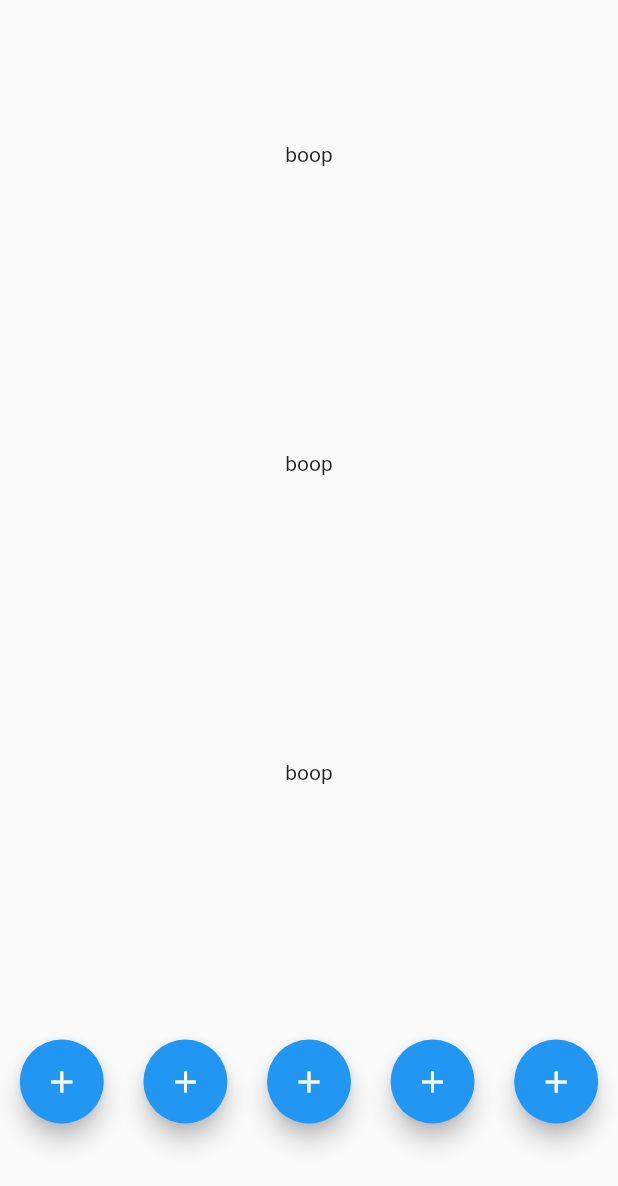
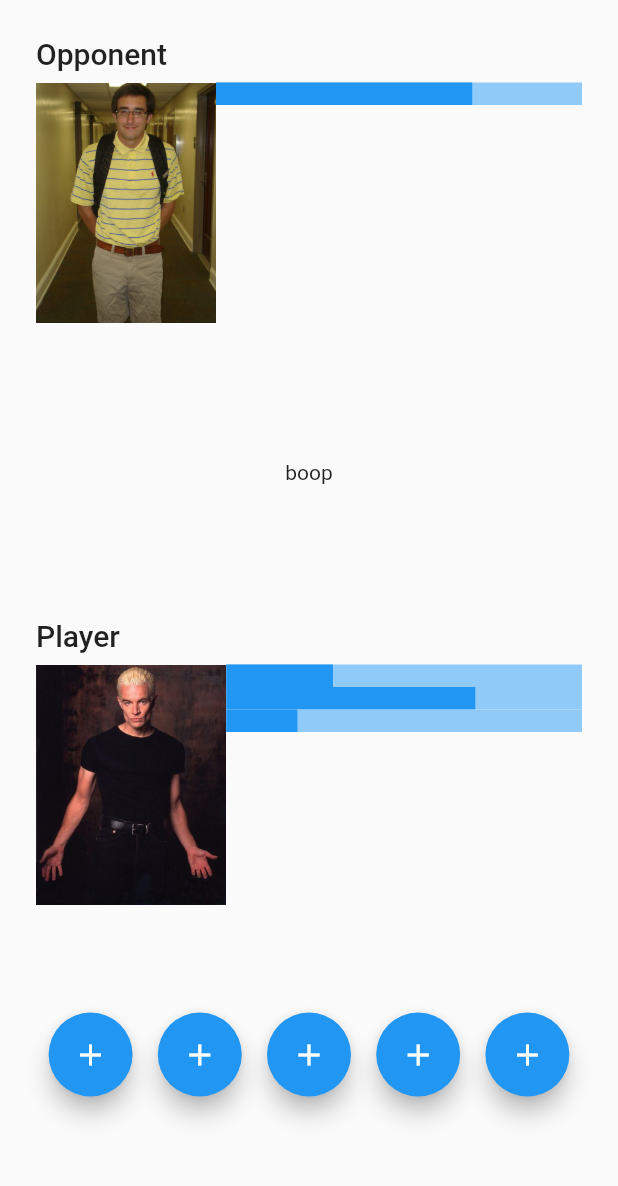
Before and after one commit to ChetnyKadet/simulation-app, a Flutter app: the screen it shows after launch, on a phone screen of 412 x 824 dp. Shown: the top 1186 px of the screen. Run offline on Flutter 3.47's test engine with Material 2 defaults, Android fonts, the phone set to English and light mode, and no system bars.

Commit message:
yay a game

```diff
--- a/lib/main.dart
+++ b/lib/main.dart
@@ -1,3 +1,5 @@
+import 'dart:ui';
+
 import 'package:flutter/material.dart';
 import 'package:flutter/rendering.dart';
 
@@ -30,13 +32,31 @@ class MyHomePage extends StatelessWidget {
   Widget build(BuildContext context) {
     //
 
-    return Scaffold(
-      body: Column(
+    return SafeArea(
+      child: Scaffold(
+        body: Padding(
+          padding: const EdgeInsets.all(24.0),
+          child: Column(
             crossAxisAlignment: CrossAxisAlignment.center,
             children: [
+              Expanded(
+                  child: Align(
+                child: PlayerWidget(
+                  title: 'Opponent',
+                  imageAsset: 'assets/nerd.jpeg',
+                  bars: OpponentBars(healthPoints: 0.7,),
+                ),
+                alignment: Alignment.centerLeft,
+              )),
               Expanded(child: Center(child: Text('boop'))),
-          Expanded(child: Center(child: Text('boop'))),
-          Expanded(child: Center(child: Text('boop'))),
+              Expanded(
+                  child: Align(
+                child: PlayerWidget(
+                    title: 'Player',
+                    imageAsset: 'assets/vampire.jpeg',
+                    bars: PlayerBars(healthPoints: 0.3,manaPoints: 0.7,energyPoints: 0.2,)),
+                alignment: Alignment.centerLeft,
+              )),
               Expanded(
                 child: Center(
                   child: Row(
@@ -64,14 +84,16 @@ class MyHomePage extends StatelessWidget {
                             child: Icon(Icons.add),
                           ),
                         ),
-                  ),Expanded(
+                      ),
+                      Expanded(
                         child: Center(
                           child: FloatingActionButton(
                             onPressed: () {},
                             child: Icon(Icons.add),
                           ),
                         ),
-                  ),Expanded(
+                      ),
+                      Expanded(
                         child: Center(
                           child: FloatingActionButton(
                             onPressed: () {},
@@ -85,6 +107,103 @@ class MyHomePage extends StatelessWidget {
               ),
             ],
           ),
+        ),
+      ),
     );
   }
 }
+
+class PlayerWidget extends StatelessWidget {
+  final String title;
+  final String imageAsset;
+  final Widget bars;
+
+  const PlayerWidget(
+      {Key? key,
+      required this.title,
+      required this.imageAsset,
+      required this.bars})
+      : super(key: key);
+  @override
+  Widget build(BuildContext context) {
+    return Column(
+      crossAxisAlignment: CrossAxisAlignment.start,
+      children: [
+        Padding(
+          padding: const EdgeInsets.only(bottom: 8),
+          child: Text(
+            title,
+            style: Theme.of(context).textTheme.headline6,
+          ),
+        ),
+        Row(
+          crossAxisAlignment: CrossAxisAlignment.start,
+          children: [
+            Image.asset(
+              imageAsset,
+              height: 160,
+            ),
+            bars
+          ],
+        ),
+      ],
+    );
+  }
+}
+
+class PlayerBars extends StatelessWidget {
+    final double healthPoints;
+  final double manaPoints;
+  final double energyPoints;
+  const PlayerBars(
+      {Key? key,
+      required this.healthPoints,
+      required this.manaPoints,
+      required this.energyPoints})
+      : super(key: key);
+  @override
+  Widget build(BuildContext context) {
+    return Expanded(
+      child: Column(
+        children: [
+          LinearProgressIndicator(
+            value: healthPoints,
+            minHeight: 15,
+          ),
+          LinearProgressIndicator(
+            value: manaPoints,
+            minHeight: 15,
+          ),
+          LinearProgressIndicator(
+            value: energyPoints,
+            minHeight: 15,
+          )
+        ],
+      ),
+    );
+  }
+}
+
+class OpponentBars extends StatelessWidget {
+  final double healthPoints;
+
+  const OpponentBars(
+      {Key? key,
+      required this.healthPoints,
+      })
+      : super(key: key);
+  @override
+  Widget build(BuildContext context) {
+    return Expanded(
+      child: Column(
+        mainAxisSize: MainAxisSize.max,
+        children: [
+          LinearProgressIndicator(
+            minHeight: 15,
+            value: healthPoints,
+          )
+        ],
+      ),
+    );
+  }
+}
```
Also changed, not shown: pubspec.yaml (+4 -3 lines), assets/nerd.jpeg (added), assets/vampire.jpeg (added), assets/werewolf.jpeg (added). Lines whose indentation alone changed are shown as unchanged.
